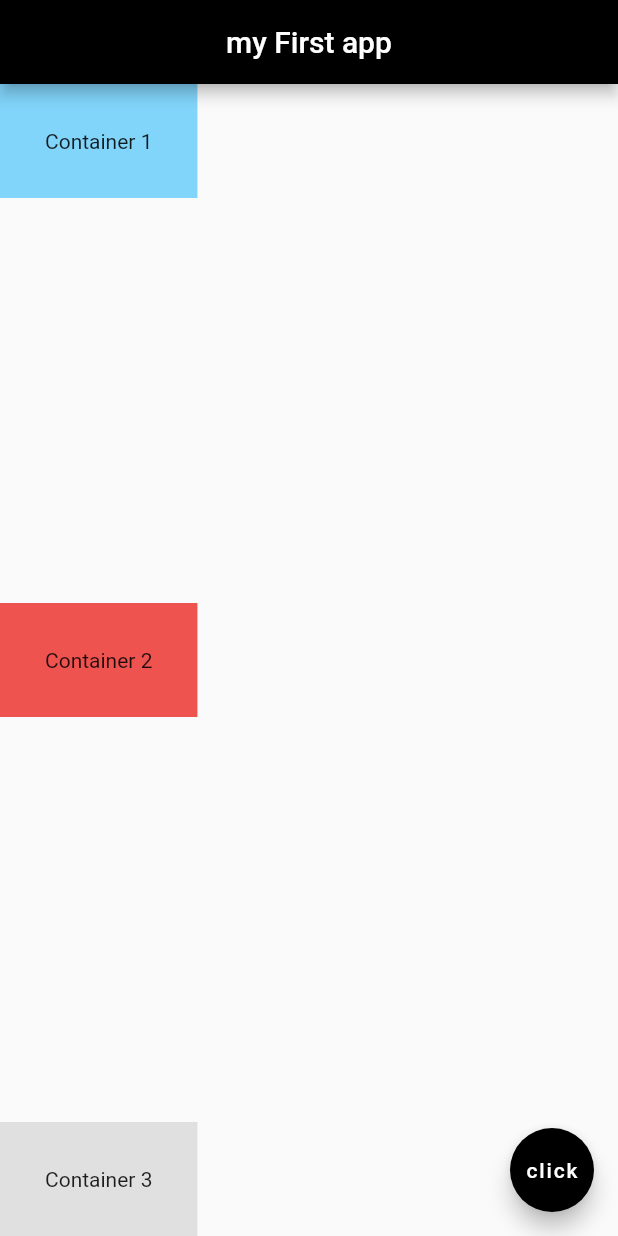
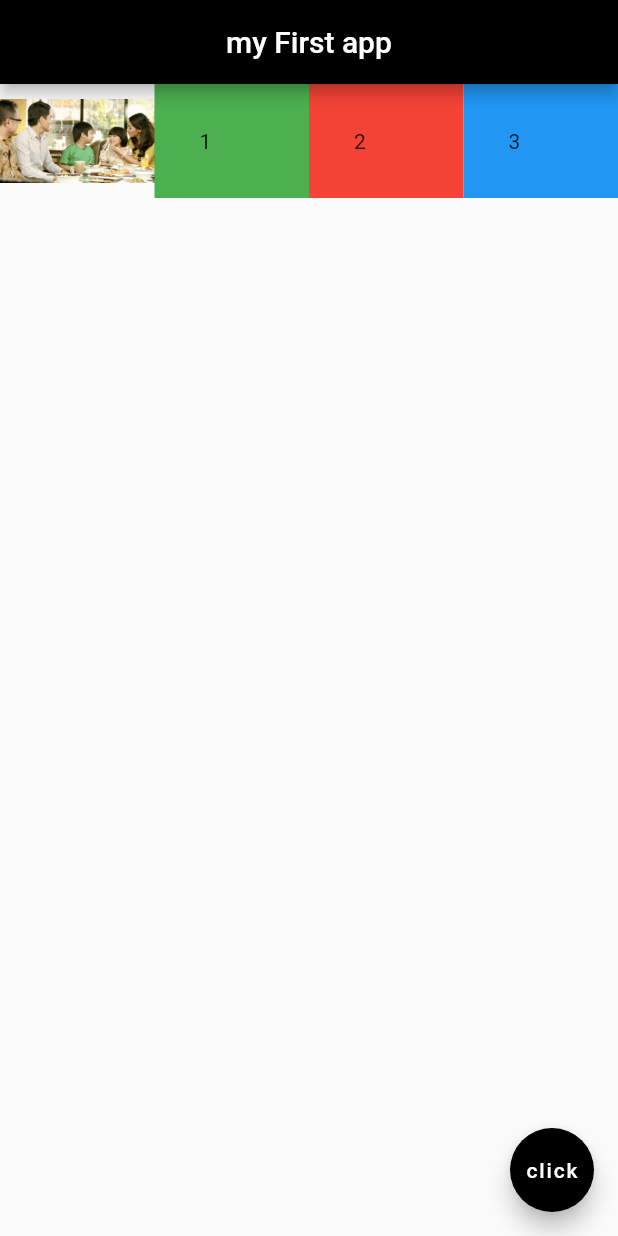
Before and after one commit to zinmyoswe/Flutter-Learning, a Flutter app: the screen it shows after launch, on a phone screen of 412 x 824 dp. Run offline on Flutter 3.47's test engine with Material 2 defaults, Android fonts, the phone set to English and light mode, and no system bars.

Commit message:
my changes

```diff
--- a/lib/main.dart
+++ b/lib/main.dart
@@ -14,26 +14,35 @@ class Home extends StatelessWidget {
         backgroundColor: Colors.black,
 
       ),
-      body: Column(
-        mainAxisAlignment: MainAxisAlignment.spaceBetween,
-        crossAxisAlignment: CrossAxisAlignment.end,
+      body: Row(
         children: <Widget>[
-          Container(
-            color: Colors.lightBlue[200],
-            padding: EdgeInsets.all(30.0),
-            child: Text('Container 1'),
+          Expanded(
+            child: Image.asset('assets/a (1).jpg'),
           ),
-          Container(
-            color: Colors.red[400],
-            padding: EdgeInsets.all(30.0),
-            child: Text('Container 2'),
+          Expanded(
+            flex: 1,
+            child: Container(
+              padding: EdgeInsets.all(30.0),
+              color: Colors.green[500],
+              child: Text('1'),
+            ),
           ),
-          Container(
-            color: Colors.grey[300],
-            padding: EdgeInsets.all(30.0),
-            child: Text('Container 3'),
+          Expanded(
+            flex: 1,
+            child: Container(
+              padding: EdgeInsets.all(30.0),
+              color: Colors.red[500],
+              child: Text('2'),
+            ),
           ),
-
+          Expanded(
+            flex: 1,
+            child: Container(
+              padding: EdgeInsets.all(30.0),
+              color: Colors.blue[500],
+              child: Text('3'),
+            ),
+          ),
         ],
       ),
 
```
